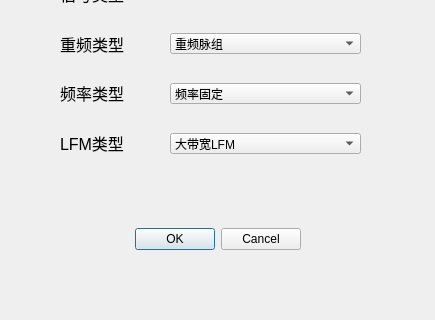
Old version of the form python_code/GUI/CreateRadar.ui in the repository eclipseljp/Rader; both pictures show x 0 to 435 and y 207 to 527 of the 435 by 527 pixel window.
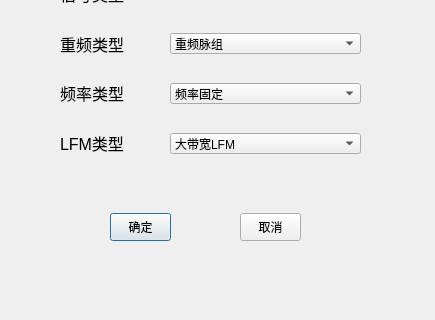
New version of the form.

The edit to the form file:
```diff
--- a/python_code/GUI/CreateRadar.ui
+++ b/python_code/GUI/CreateRadar.ui
@@ -13,22 +13,6 @@
   <property name="windowTitle">
    <string>Dialog</string>
   </property>
-  <widget class="QDialogButtonBox" name="buttonBox">
-   <property name="geometry">
-    <rect>
-     <x>-40</x>
-     <y>430</y>
-     <width>341</width>
-     <height>32</height>
-    </rect>
-   </property>
-   <property name="orientation">
-    <enum>Qt::Horizontal</enum>
-   </property>
-   <property name="standardButtons">
-    <set>QDialogButtonBox::Cancel|QDialogButtonBox::Ok</set>
-   </property>
-  </widget>
   <widget class="QLabel" name="label_6">
    <property name="geometry">
     <rect>
@@ -257,6 +241,32 @@
     <string>线性调频</string>
    </property>
   </widget>
+  <widget class="QPushButton" name="sure">
+   <property name="geometry">
+    <rect>
+     <x>110</x>
+     <y>420</y>
+     <width>61</width>
+     <height>28</height>
+    </rect>
+   </property>
+   <property name="text">
+    <string>确定</string>
+   </property>
+  </widget>
+  <widget class="QPushButton" name="pushButton_2">
+   <property name="geometry">
+    <rect>
+     <x>240</x>
+     <y>420</y>
+     <width>61</width>
+     <height>28</height>
+    </rect>
+   </property>
+   <property name="text">
+    <string>取消</string>
+   </property>
+  </widget>
  </widget>
  <resources/>
  <connections/>
```
